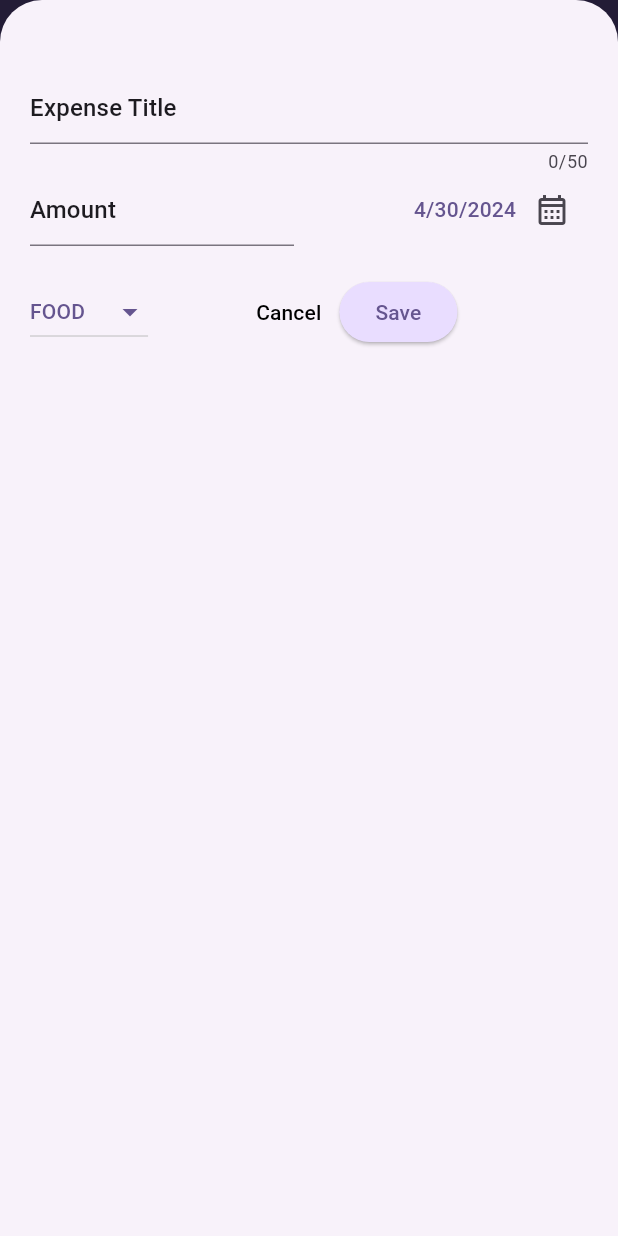
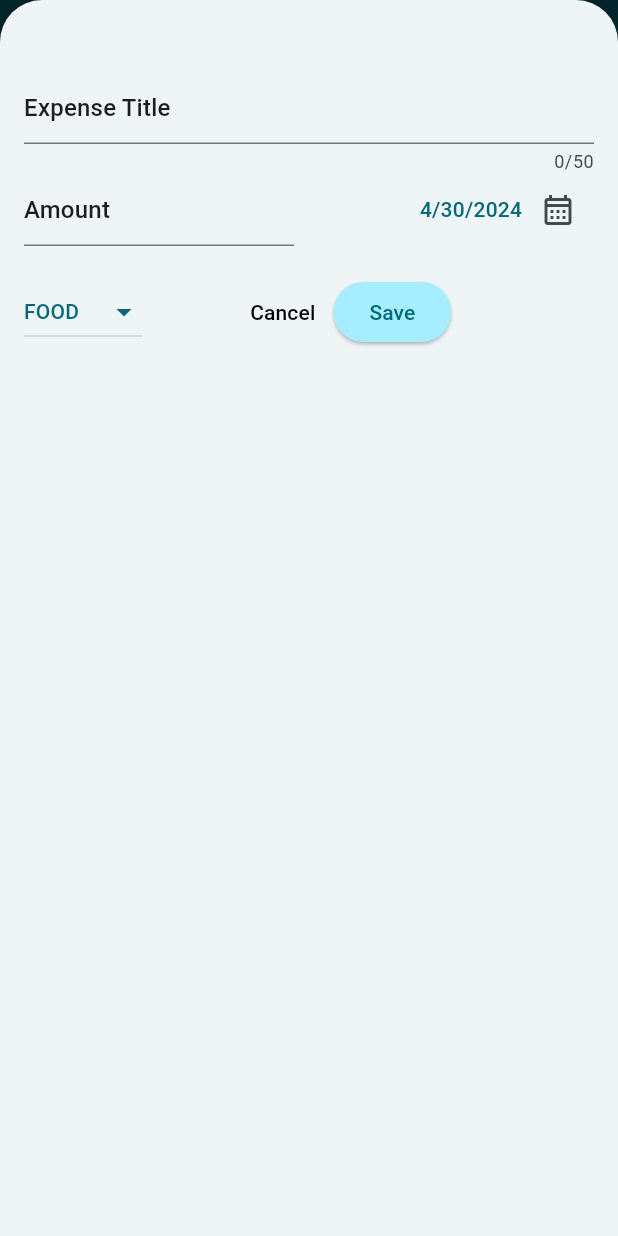
Before and after one commit to Shivangm9669/Expense-tracker, a Flutter app: the screen it shows after launch, after a tap on the "add" icon, on a phone screen of 412 x 824 dp. Run offline on Flutter 3.47's test engine with Material 3 defaults, Android fonts, the phone set to English and light mode, and no system bars.

Commit message:
Make app more responsive in the context of orientation

```diff
--- a/lib/main.dart
+++ b/lib/main.dart
@@ -12,7 +12,7 @@ class MyApp extends StatelessWidget {
   @override
   Widget build(BuildContext context) {
     final ColorScheme kcolorschema =
-        ColorScheme.fromSeed(seedColor: const Color.fromARGB(255, 96, 59, 181));
+        ColorScheme.fromSeed(seedColor: const Color.fromARGB(255, 146, 199, 212));
 
     final ColorScheme kDarkSchema =
         ColorScheme.fromSeed(seedColor: const Color.fromARGB(255, 5, 99, 125));
@@ -54,7 +54,6 @@ class MyApp extends StatelessWidget {
                     color: kcolorschema.onSecondaryContainer,
                     fontSize: 16)),
             inputDecorationTheme: InputDecorationTheme(
-
                 hintStyle: Theme.of(context).textTheme.titleMedium)),
         home: const ExpenseTrackerMainPage());
   }
--- a/lib/screen/mainscreenpage.dart
+++ b/lib/screen/mainscreenpage.dart
@@ -3,6 +3,7 @@ import 'package:expense_tracker/widgets/add_expense.dart';
 import 'package:expense_tracker/widgets/chart/chart.dart';
 import 'package:expense_tracker/widgets/expenseitem.dart';
 import 'package:flutter/material.dart';
+import 'package:flutter/widgets.dart';
 
 class ExpenseTrackerMainPage extends StatefulWidget {
   const ExpenseTrackerMainPage({super.key});
@@ -78,6 +79,7 @@ class _ExpenseTrackerMainPageState extends State<ExpenseTrackerMainPage> {
 
   @override
   Widget build(BuildContext context) {
+    final width = MediaQuery.of(context).size.height;
     Widget mainContent =
         const Center(child: Text('There is NO Expense Added yet'));
 
@@ -110,16 +112,27 @@ class _ExpenseTrackerMainPageState extends State<ExpenseTrackerMainPage> {
     return Scaffold(
       appBar: AppBar(
         title: const Text('Expense Tracker'),
-        actions: [
-          IconButton(onPressed: addExpense, icon: const Icon(Icons.add))
-        ],
       ),
-      body: Column(children: [
-        Chart(expenses: _expensesList),
-        Expanded(
-          child: mainContent,
-        ),
-      ]),
+      body: width > 600
+          ? Column(children: [
+              Chart(expenses: _expensesList),
+              Expanded(
+                child: mainContent,
+              ),
+            ])
+          : Row(
+              children: [
+                Expanded(child: Chart(expenses: _expensesList)),
+                Expanded(
+                  child: mainContent,
+                ),
+              ],
+            ),
+      floatingActionButton: FloatingActionButton(
+        onPressed: addExpense,
+        child: const Icon(Icons.add),
+      ),
+      floatingActionButtonLocation: FloatingActionButtonLocation.miniEndFloat,
     );
   }
 }
--- a/lib/widgets/add_expense.dart
+++ b/lib/widgets/add_expense.dart
@@ -74,8 +74,13 @@ class _AddExpensesState extends State<AddExpenses> {
       });
     }
 
-    return Padding(
-      padding: const EdgeInsets.fromLTRB(20, 48, 20, 20),
+    final keyboardspace = MediaQuery.of(context).viewInsets.bottom;
+    return SizedBox(
+      height: double.infinity,
+      width: double.infinity,
+      child: Padding(
+        padding: EdgeInsets.fromLTRB(16, 48, 16, keyboardspace + 20),
+        child: SingleChildScrollView(
           child: Column(
             children: [
               TextField(
@@ -90,7 +95,8 @@ class _AddExpensesState extends State<AddExpenses> {
                   Expanded(
                     child: TextField(
                       style: TextStyle(
-                      color: Theme.of(context).textTheme.titleMedium?.color),
+                          color:
+                              Theme.of(context).textTheme.titleMedium?.color),
                       decoration: const InputDecoration(hintText: "Amount"),
                       keyboardType: TextInputType.number,
                       controller: _amountcontroller,
@@ -123,8 +129,8 @@ class _AddExpensesState extends State<AddExpenses> {
                     items: Categorys.values
                         .map((e) => DropdownMenuItem(
                             value: e,
-                        child:
-                            Text(e.toString().toUpperCase().split('.').last)))
+                            child: Text(
+                                e.toString().toUpperCase().split('.').last)))
                         .toList(),
                     value: _selectedCategories,
                     onChanged: (newvalue) {
@@ -164,6 +170,8 @@ class _AddExpensesState extends State<AddExpenses> {
               )
             ],
           ),
+        ),
+      ),
     );
   }
 }
--- a/lib/widgets/expenseitem.dart
+++ b/lib/widgets/expenseitem.dart
@@ -18,7 +18,7 @@ class ExpenseInfo extends StatelessWidget {
           children: [
             Text(
               expense.expenseTitle,
-              style: Theme.of(context).textTheme.titleMedium ,
+              style: Theme.of(context).textTheme.titleMedium,
             ),
             const SizedBox(
               height: 4,
@@ -27,18 +27,21 @@ class ExpenseInfo extends StatelessWidget {
               children: [
                 Text(
                   'Amount ${expense.expenseAmount}',
-                  style: Theme.of(context).textTheme.titleMedium ,
+                  style: Theme.of(context).textTheme.titleMedium,
                 ),
                 const Spacer(),
                 Row(
                   children: [
-                    Icon(categoryIcon[expense.expenseCategory]),
+                    Icon(
+                      categoryIcon[expense.expenseCategory],
+                      color: Theme.of(context).colorScheme.primary,
+                    ),
                     const SizedBox(
                       width: 8,
                     ),
                     Text(
                       expense.formattedDate,
-                      style: Theme.of(context).textTheme.titleMedium ,
+                      style: Theme.of(context).textTheme.titleMedium,
                     )
                   ],
                 )
```
Lines whose indentation alone changed are shown as unchanged.
